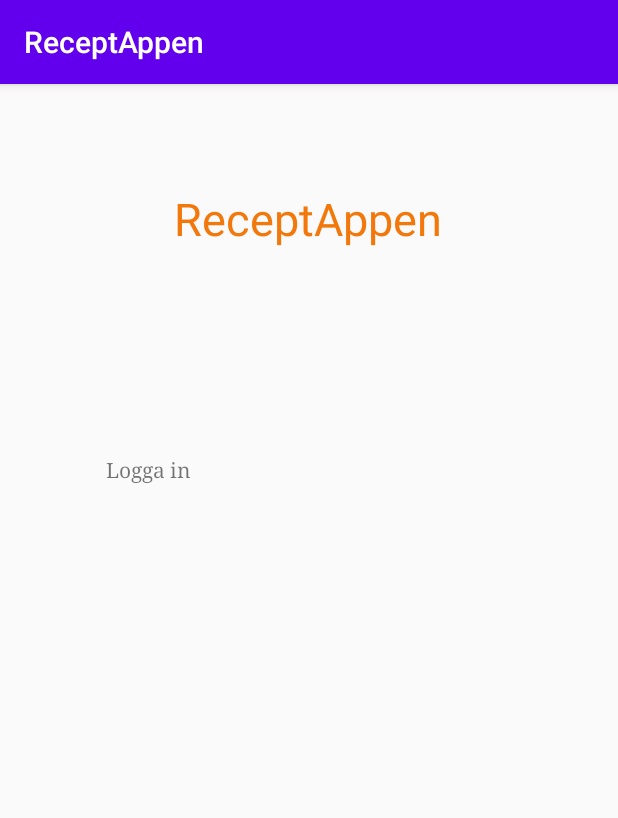
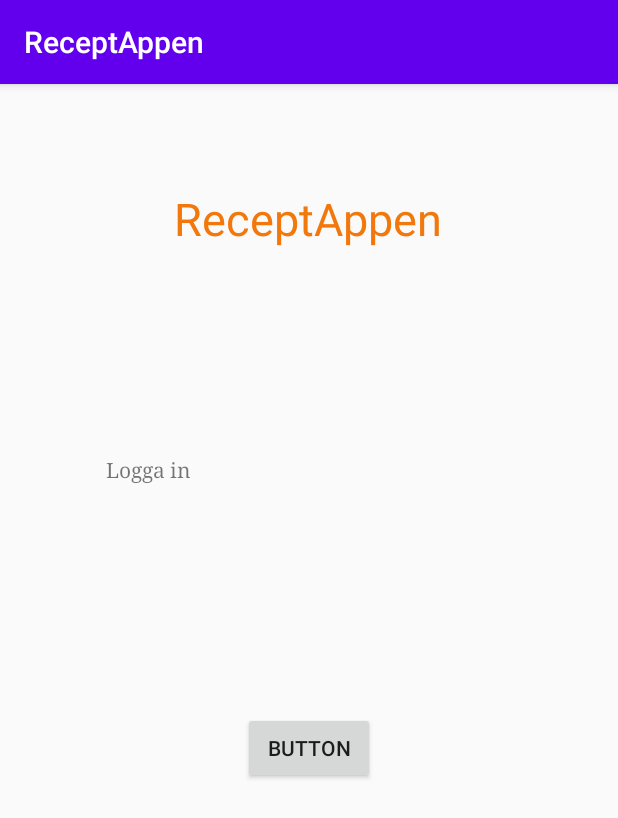
Before and after one commit to karlssonr/ReceptAppen, an Android app: the screen it shows after launch (MainActivity), on a phone screen of 412 x 824 dp. Shown: the top 818 px of the screen. Run offline under Robolectric (Android 15) with nearby library versions, the phone set to English and light mode, and no system bars; Roboto replaces fonts that are not available here; 2 statements that could not run were skipped.

Commit message:
added log in button

```diff
--- a/app/src/main/java/com/example/receptappen/MainAdapter.kt
+++ b/app/src/main/java/com/example/receptappen/MainAdapter.kt
@@ -4,6 +4,7 @@ import android.view.LayoutInflater
 import android.view.View
 import android.view.ViewGroup
 import androidx.recyclerview.widget.RecyclerView
+import kotlinx.android.synthetic.main.food_recipe_row.view.*
 
 class MainAdapter: RecyclerView.Adapter<CustomViewHolder>() {
 
@@ -19,13 +20,14 @@ class MainAdapter: RecyclerView.Adapter<CustomViewHolder>() {
     }
 
     override fun onBindViewHolder(holder: CustomViewHolder, position: Int) {
+       // holder?.view?.food_recipe_title.text = "Spagetti bolognese"
 
-        TODO("Not yet implemented")
+
     }
 
 
 }
 
-class CustomViewHolder(v: View): RecyclerView.ViewHolder(v) {
+class CustomViewHolder(val view: View): RecyclerView.ViewHolder(view) {
 
 }
--- a/app/src/main/res/layout/activity_main.xml
+++ b/app/src/main/res/layout/activity_main.xml
@@ -36,4 +36,14 @@
         app:layout_constraintTop_toBottomOf="@+id/textView"
         app:layout_constraintVertical_bias="0.0" />
 
+    <Button
+        android:id="@+id/log_in_button"
+        android:layout_width="wrap_content"
+        android:layout_height="wrap_content"
+        android:text="Button"
+        app:layout_constraintBottom_toBottomOf="parent"
+        app:layout_constraintEnd_toEndOf="parent"
+        app:layout_constraintStart_toStartOf="parent"
+        app:layout_constraintTop_toBottomOf="@+id/textView" />
+
 </androidx.constraintlayout.widget.ConstraintLayout>
--- a/app/src/main/res/layout/food_recipe_row.xml
+++ b/app/src/main/res/layout/food_recipe_row.xml
@@ -3,7 +3,7 @@
     xmlns:app="http://schemas.android.com/apk/res-auto"
     xmlns:tools="http://schemas.android.com/tools"
     android:layout_width="match_parent"
-    android:layout_height="match_parent">
+    android:layout_height="wrap_content">
 
     <ImageView
         android:id="@+id/imageView"
@@ -18,7 +18,7 @@
         app:srcCompat="@mipmap/ic_launcher" />
 
     <TextView
-        android:id="@+id/textView2"
+        android:id="@+id/food_recipe_title"
         android:layout_width="0dp"
         android:layout_height="wrap_content"
         android:text="TextView"
```
Also changed, not shown: app/src/main/java/com/example/receptappen/MainActivity.kt (+14 -0 lines).
